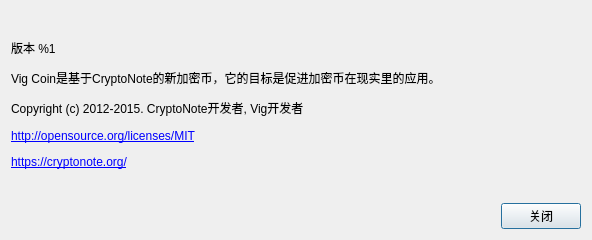
Qt form src/gui/ui/aboutdialog.ui (vigcoin/wallet) before a commit.
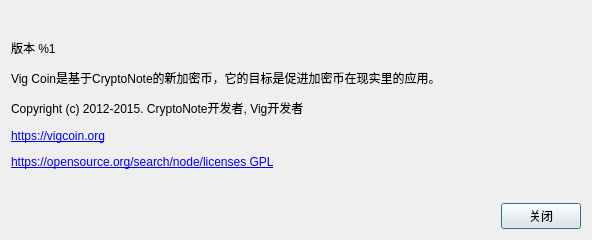
The same form after that commit.

The edit to the form file:
```diff
--- a/src/gui/ui/aboutdialog.ui
+++ b/src/gui/ui/aboutdialog.ui
@@ -41,7 +41,7 @@
       </sizepolicy>
      </property>
      <property name="text">
-      <string>&lt;html&gt;&lt;head/&gt;&lt;body&gt;&lt;p&gt;版本 %1&lt;/p&gt;&lt;p&gt;Vig Coin是基于CryptoNote的新加密币，它的目标是促进加密币在现实里的应用。&lt;/p&gt;&lt;p&gt;Copyright (c) 2012-2015. CryptoNote开发者, Vig开发者&lt;/p&gt;&lt;p&gt;&lt;a href=&quot;http://opensource.org/licenses/MIT&quot;&gt;&lt;span style=&quot; text-decoration: underline; color:#0000ff;&quot;&gt;http://opensource.org/licenses/MIT&lt;/span&gt;&lt;/a&gt;&lt;/p&gt;&lt;p&gt;&lt;a href=&quot;https://vigcoin.org/&quot;&gt;&lt;span style=&quot; text-decoration: underline; color:#0000ff;&quot;&gt;https://cryptonote.org/&lt;/span&gt;&lt;/a&gt;&lt;/p&gt;&lt;/body&gt;&lt;/html&gt;</string>
+      <string>&lt;html&gt;&lt;head/&gt;&lt;body&gt;&lt;p&gt;版本 %1&lt;/p&gt;&lt;p&gt;Vig Coin是基于CryptoNote的新加密币，它的目标是促进加密币在现实里的应用。&lt;/p&gt;&lt;p&gt;Copyright (c) 2012-2015. CryptoNote开发者, Vig开发者&lt;/p&gt;&lt;p&gt;&lt;a href=&quot;https://vigcoin.org&quot;&gt;&lt;span style=&quot; text-decoration: underline; color:#0000ff;&quot;&gt;https://vigcoin.org&lt;/span&gt;&lt;/a&gt;&lt;/p&gt;&lt;p&gt;&lt;a href=&quot;https://opensource.org/search/node/licenses%20GPL&quot;&gt;&lt;span style=&quot; text-decoration: underline; color:#0000ff;&quot;&gt;https://opensource.org/search/node/licenses GPL&lt;/span&gt;&lt;/a&gt;&lt;/p&gt;&lt;/body&gt;&lt;/html&gt;</string>
      </property>
      <property name="textFormat">
       <enum>Qt::RichText</enum>
```
